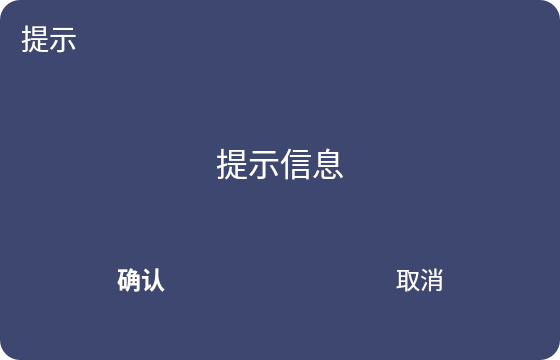
Above: public/gui/dialog/ToolTip.ui from imtangsheng/ServerAndClientProject before the change. Below: the same form after it.
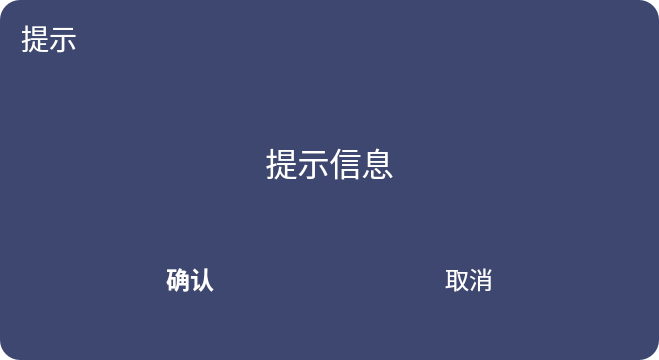
That is the form after the change. Icons and pictures are not drawn.

```diff
--- a/public/gui/dialog/ToolTip.ui
+++ b/public/gui/dialog/ToolTip.ui
@@ -6,7 +6,7 @@
    <rect>
     <x>0</x>
     <y>0</y>
-    <width>560</width>
+    <width>659</width>
     <height>360</height>
    </rect>
   </property>
@@ -28,7 +28,7 @@
   <property name="styleSheet">
    <string notr="true">QDialog {
 	border-radius: 20px;
-	background-color: rgba(61, 71, 112, 204);
+	background: transparent;
 	border: 1px solid rgba(255, 255, 255, 51);
 }
 QWidget {
```
